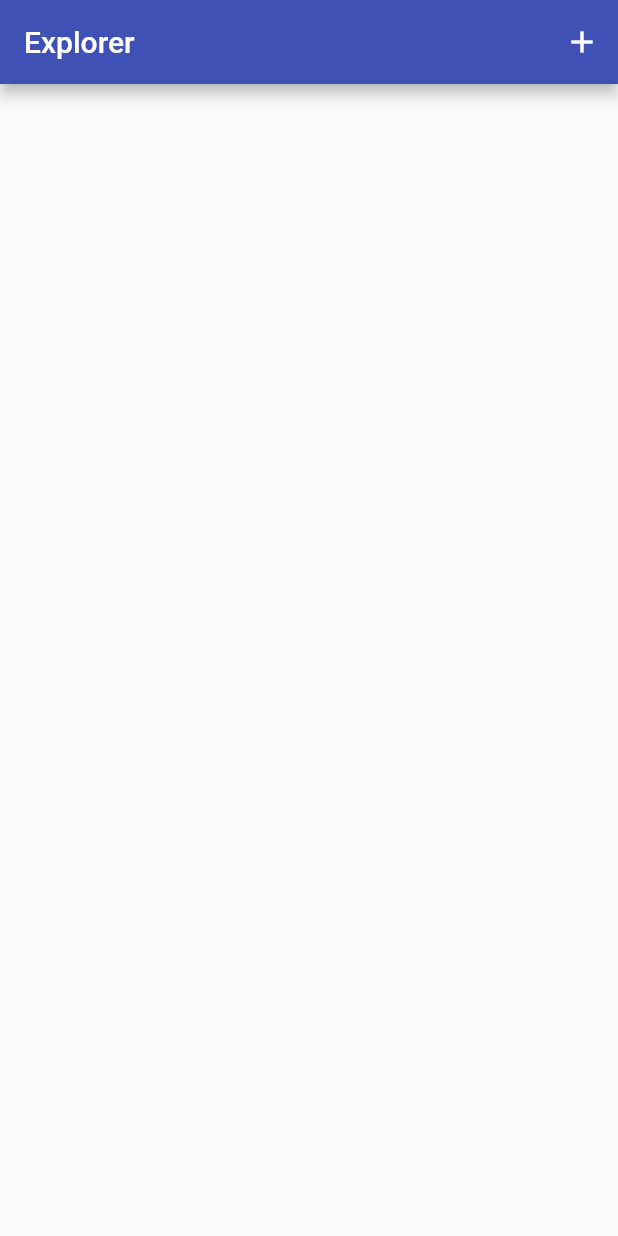
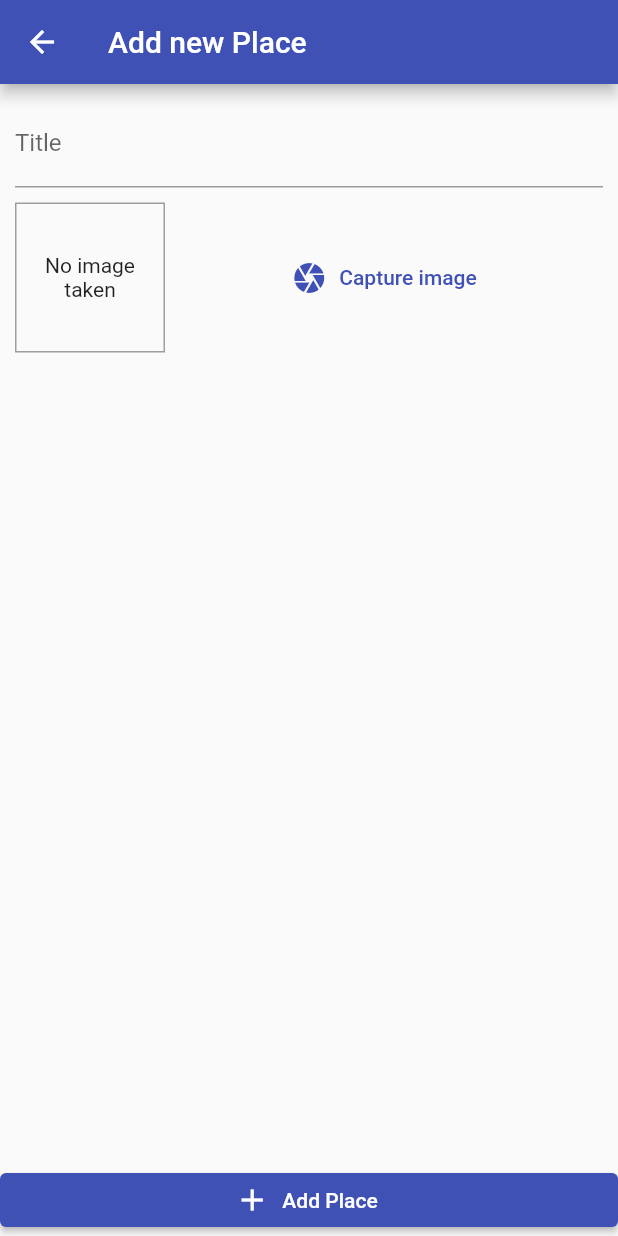
Before and after one commit to lavanchindaliya/Explorer, a Flutter app: the screen it shows after launch, after a tap on the "add" icon, on a phone screen of 412 x 824 dp. Run offline on Flutter 3.47's test engine with Material 2 defaults, Android fonts, the light colour scheme and no system bars.

Commit message:
crated addPlaces screen and inputImage widget

```diff
--- a/lib/main.dart
+++ b/lib/main.dart
@@ -1,4 +1,5 @@
 import 'package:explorer/providers/places.dart';
+import 'package:explorer/screens/addPlacesScreen.dart';
 import 'package:explorer/screens/placesListSceen.dart';
 import 'package:flutter/material.dart';
 import 'package:provider/provider.dart';
@@ -20,6 +21,7 @@
         theme:
             ThemeData(primarySwatch: Colors.indigo, accentColor: Colors.amber),
         home: PlacesListScreen(),
+        routes: {AddPlaceScreen.routeName: (ctx) => AddPlaceScreen()},
       ),
     );
   }
--- a/lib/screens/addPlacesScreen.dart
+++ b/lib/screens/addPlacesScreen.dart
@@ -0,0 +1,47 @@
+// ignore_for_file: prefer_const_constructors_in_immutables, file_names, prefer_const_constructors, prefer_const_literals_to_create_immutables
+
+import 'package:explorer/widgets/imageInput.dart';
+import 'package:flutter/material.dart';
+
+class AddPlaceScreen extends StatefulWidget {
+  static const routeName = '/add-place';
+  AddPlaceScreen({Key? key}) : super(key: key);
+
+  @override
+  State<AddPlaceScreen> createState() => _AddPlaceScreenState();
+}
+
+class _AddPlaceScreenState extends State<AddPlaceScreen> {
+  TextEditingController _titeController = TextEditingController();
+  @override
+  Widget build(BuildContext context) {
+    return Scaffold(
+      appBar: AppBar(
+        title: Text('Add new Place'),
+      ),
+      body: Column(
+        crossAxisAlignment: CrossAxisAlignment.stretch,
+        mainAxisAlignment: MainAxisAlignment.spaceBetween,
+        children: [
+          Padding(
+            padding: const EdgeInsets.all(10.0),
+            child: Column(
+              children: [
+                TextField(
+                  controller: _titeController,
+                  decoration: InputDecoration(label: Text('Title')),
+                ),
+                SizedBox(
+                  height: 10,
+                ),
+                ImputImage()
+              ],
+            ),
+          ),
+          ElevatedButton.icon(
+              onPressed: () {}, icon: Icon(Icons.add), label: Text('Add Place'))
+        ],
+      ),
+    );
+  }
+}
--- a/lib/screens/placesListSceen.dart
+++ b/lib/screens/placesListSceen.dart
@@ -1,5 +1,6 @@
 // ignore_for_file: prefer_const_constructors_in_immutables, file_names
 
+import 'package:explorer/screens/addPlacesScreen.dart';
 import 'package:flutter/material.dart';
 
 class PlacesListScreen extends StatelessWidget {
@@ -10,7 +11,12 @@ class PlacesListScreen extends StatelessWidget {
     return Scaffold(
         appBar: AppBar(
       title: Text('Explorer'),
-      actions: [IconButton(onPressed: () {}, icon: Icon(Icons.add))],
+      actions: [
+        IconButton(
+            onPressed: () =>
+                Navigator.of(context).pushNamed(AddPlaceScreen.routeName),
+            icon: Icon(Icons.add))
+      ],
     ));
   }
 }
--- /dev/null
+++ b/lib/widgets/imageInput.dart
@@ -0,0 +1,49 @@
+// ignore_for_file: file_names, prefer_const_constructors
+
+import 'dart:io';
+
+import 'package:flutter/material.dart';
+
+class ImputImage extends StatefulWidget {
+  ImputImage({Key? key}) : super(key: key);
+
+  @override
+  State<ImputImage> createState() => _ImputImageState();
+}
+
+class _ImputImageState extends State<ImputImage> {
+  File? storedImage;
+
+  @override
+  Widget build(BuildContext context) {
+    return Row(
+      children: [
+        Container(
+          alignment: Alignment.center,
+          width: 100,
+          height: 100,
+          decoration:
+              BoxDecoration(border: Border.all(width: 1, color: Colors.grey)),
+          child: Padding(
+            padding: const EdgeInsets.all(8.0),
+            child: storedImage == null
+                ? Text(
+                    'No image taken',
+                    textAlign: TextAlign.center,
+                  )
+                : Image.file(
+                    storedImage!,
+                    fit: BoxFit.cover,
+                  ),
+          ),
+        ),
+        Expanded(
+          child: TextButton.icon(
+              onPressed: () {},
+              icon: Icon(Icons.camera),
+              label: Text('Capture image')),
+        )
+      ],
+    );
+  }
+}
```
